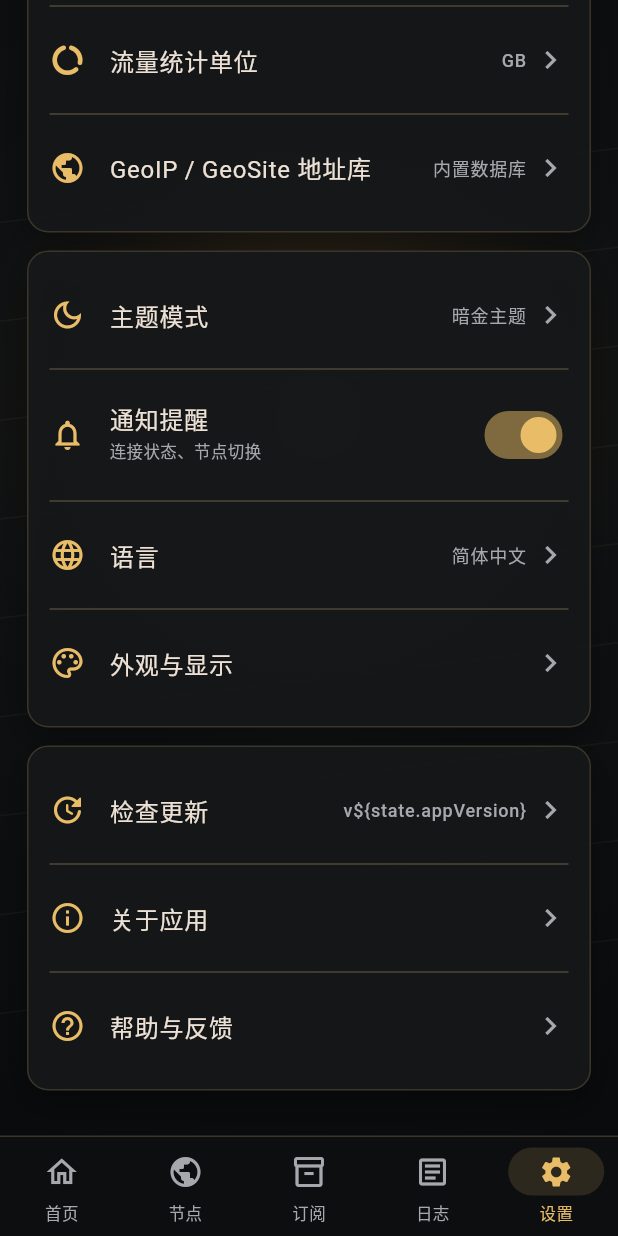
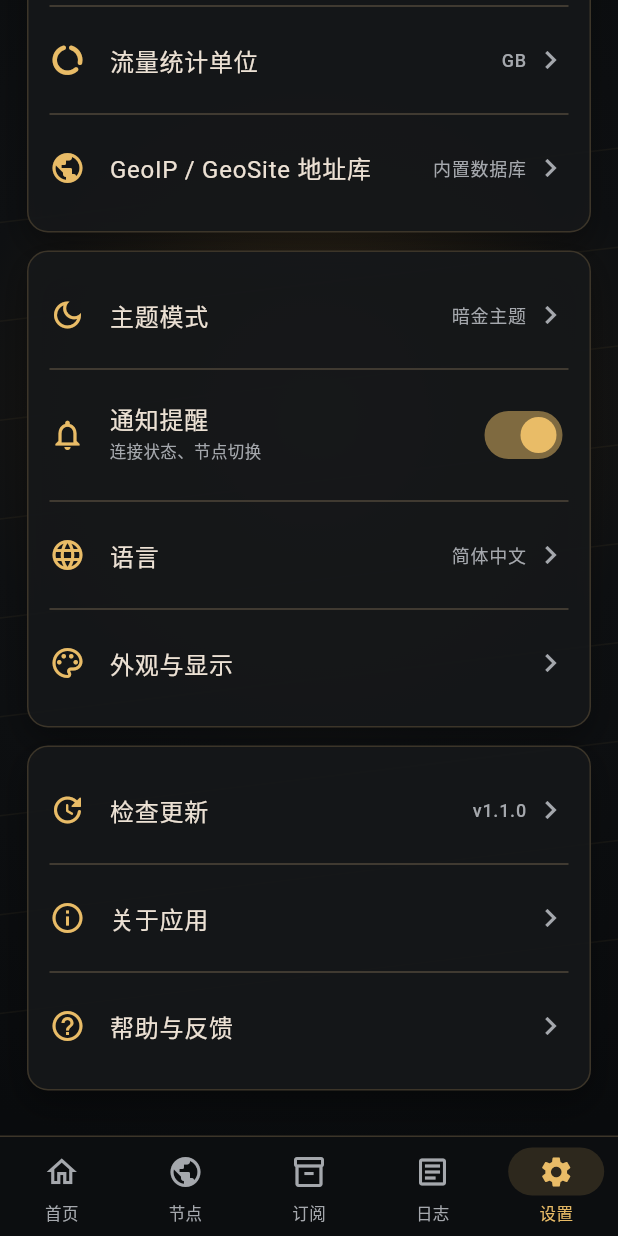
Before and after one commit to dcbc007/proxy, a Flutter app: the screen it shows after launch, item 5 of the bottom bar chosen, scrolled down 300 dp, on a phone screen of 412 x 824 dp. Run offline on Flutter 3.47's test engine with Material 3 defaults, Android fonts, the phone set to English and light mode, and no system bars; our stand-ins replace shared_preferences; missing offline and left inert: mobile_scanner, v2ray_box.

Commit message:
Use live app version text in settings

```diff
--- a/lib/screens/settings_screen.dart
+++ b/lib/screens/settings_screen.dart
@@ -90,7 +90,7 @@ class _SettingsScreenState extends State<SettingsScreen> {
         const SizedBox(height: 12),
         GoldCard(
           child: Column(children: [
-            _row(Icons.update_rounded, '检查更新', 'v\${state.appVersion}'),
+            _row(Icons.update_rounded, '检查更新', 'v${state.appVersion}'),
             const Divider(),
             _row(Icons.info_outline, '关于应用', ''),
             const Divider(),
```
